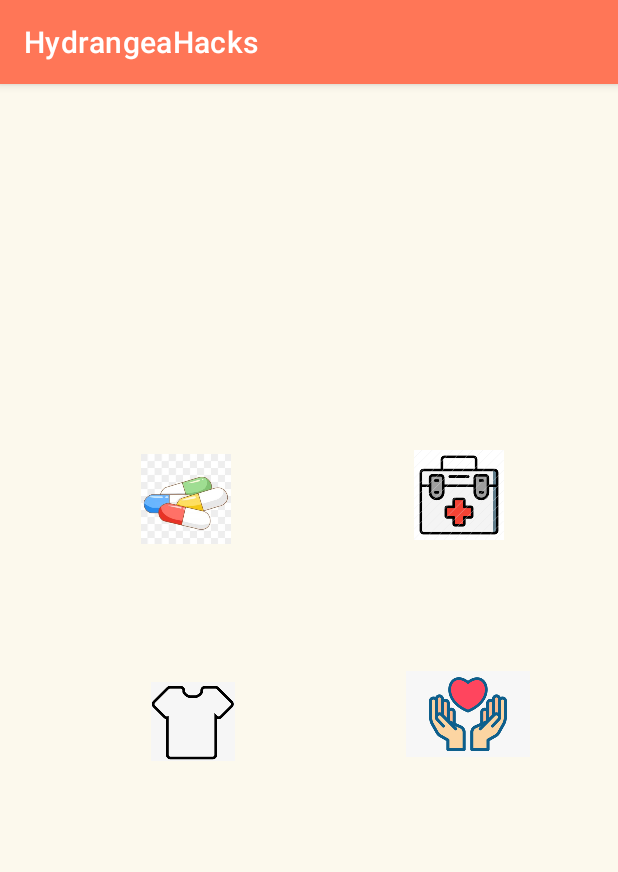
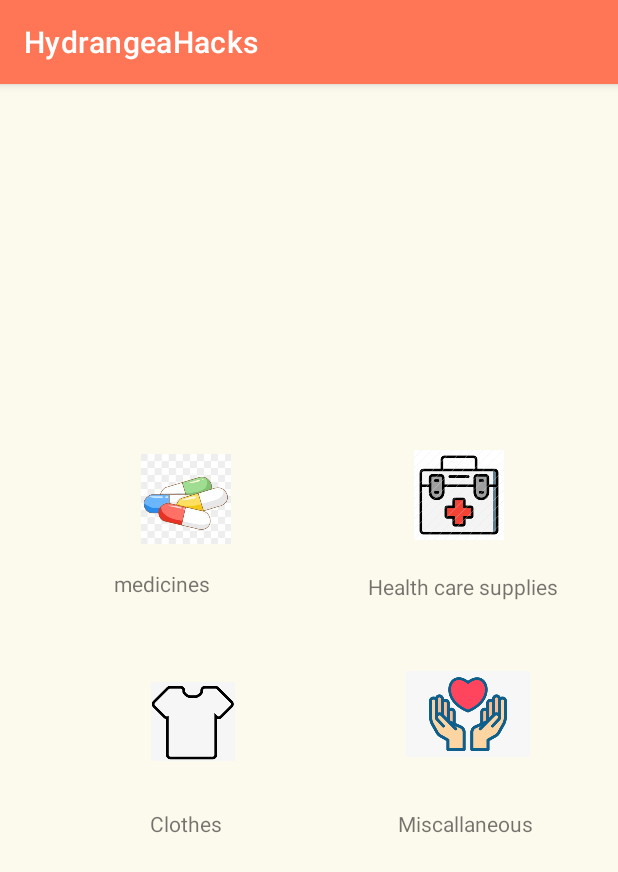
Before and after one commit to Hydrangea-Hacks/SocialGood, an Android app: the Donate screen opened directly, with no data from a screen before it, on a phone screen of 412 x 824 dp. Shown: the top 872 px of the screen. Run offline under Robolectric (Android 15) with nearby library versions, the phone set to English and light mode, and no system bars.

Commit message:
Layout validation

```diff
--- a/app/src/main/res/layout/activity_donate.xml
+++ b/app/src/main/res/layout/activity_donate.xml
@@ -52,5 +52,53 @@
         android:background="@color/cream"
         android:src="@mipmap/clothes_foreground" />
 
+    <TextView
+        android:id="@+id/textView4"
+        android:layout_width="98dp"
+        android:layout_height="52dp"
+        android:layout_alignTop="@+id/imageButton2"
+        android:layout_alignParentStart="true"
+        android:layout_alignParentEnd="true"
+        android:layout_marginStart="100dp"
+        android:layout_marginTop="262dp"
+        android:layout_marginEnd="213dp"
+        android:text="Clothes" />
+
+    <TextView
+        android:id="@+id/textView5"
+        android:layout_width="98dp"
+        android:layout_height="52dp"
+        android:layout_alignTop="@+id/imageButton2"
+        android:layout_alignParentStart="true"
+        android:layout_alignParentEnd="true"
+        android:layout_marginStart="265dp"
+        android:layout_marginTop="262dp"
+        android:layout_marginEnd="48dp"
+        android:text="Miscallaneous" />
+
+    <TextView
+        android:id="@+id/textView6"
+        android:layout_width="133dp"
+        android:layout_height="wrap_content"
+        android:layout_alignTop="@+id/imageButton2"
+        android:layout_alignParentStart="true"
+        android:layout_alignParentEnd="true"
+        android:layout_marginStart="245dp"
+        android:layout_marginTop="104dp"
+        android:layout_marginEnd="33dp"
+        android:text="Health care supplies" />
+
+    <TextView
+        android:id="@+id/textView7"
+        android:layout_width="98dp"
+        android:layout_height="52dp"
+        android:layout_alignTop="@+id/imageButton2"
+        android:layout_alignParentStart="true"
+        android:layout_alignParentEnd="true"
+        android:layout_marginStart="76dp"
+        android:layout_marginTop="102dp"
+        android:layout_marginEnd="237dp"
+        android:text="medicines" />
+
 
 </RelativeLayout>
```
